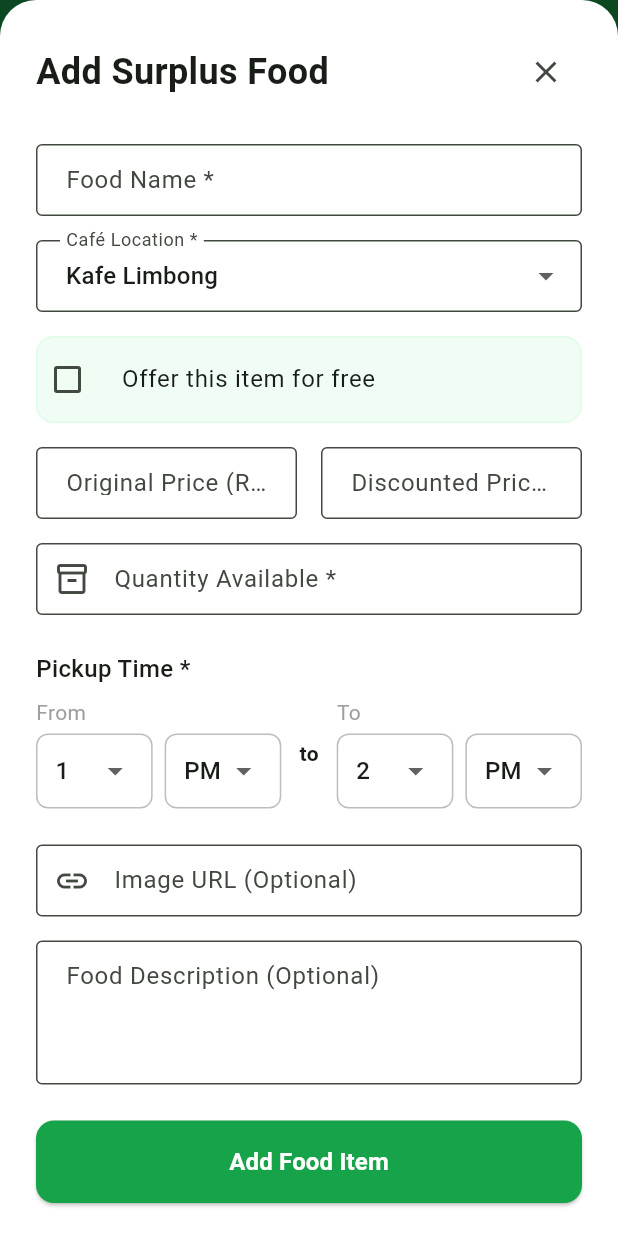
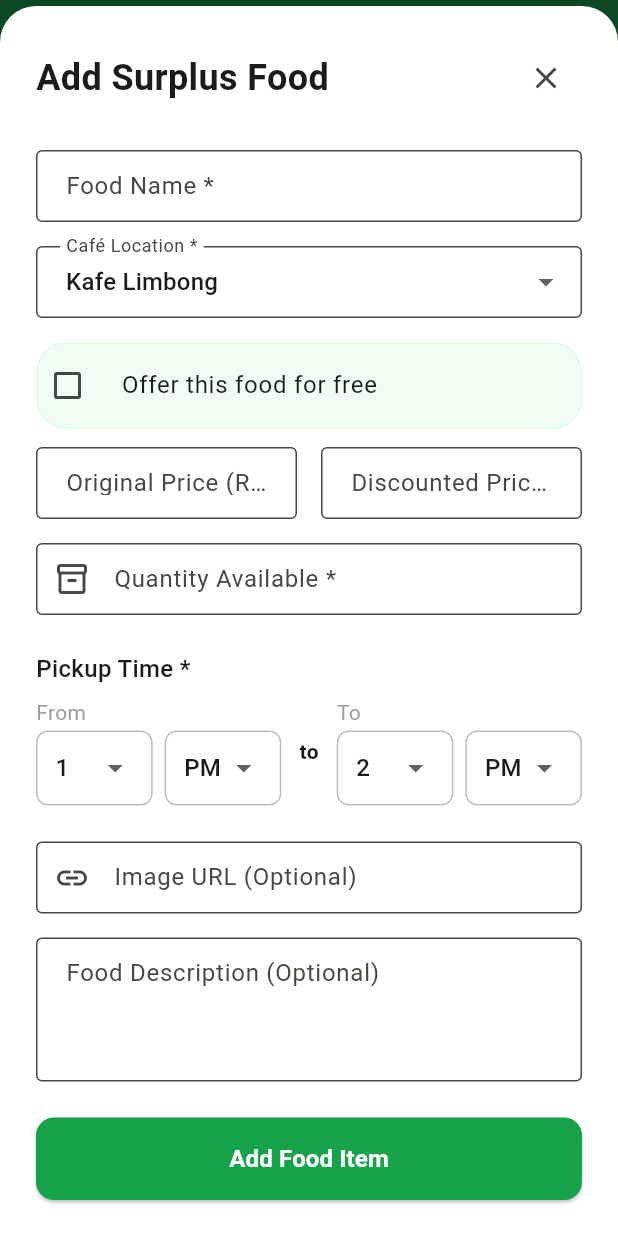
Before and after one commit to NazirulImran/zero_waste_cafe, a Flutter app: the screen it shows after launch, scrolled down 576 dp, after a tap on the "add" icon, on a phone screen of 412 x 824 dp. Run offline on Flutter 3.47's test engine with Material 3 defaults, Android fonts, the phone set to English and light mode, and no system bars; drawn by our look-alikes of cached_network_image; our stand-ins replace qr_flutter; network calls fail.

Commit message:
remove notifications icon

```diff
--- a/lib/screens/home_screen.dart
+++ b/lib/screens/home_screen.dart
@@ -89,14 +89,14 @@
                         'ZeroWaste Cafe',
                         style: TextStyle(
                           fontWeight: FontWeight.bold,
-                          fontSize: 20,
+                          fontSize: 25,
                           height: 1.2,
                         ),
                       ),
                       Text(
                         'Save Cash, Cut Trash',
                         style: TextStyle(
-                          fontSize: 12,
+                          fontSize: 15,
                           fontStyle: FontStyle.italic,
                           fontWeight: FontWeight.w400,
                           color: Colors.white70,
@@ -115,14 +115,6 @@
         backgroundColor: const Color(0xFF16A34A),
         foregroundColor: Colors.white,
         automaticallyImplyLeading: false,
-        actions: _selectedIndex == 0
-            ? [
-                IconButton(
-                  icon: const Icon(Icons.notifications_outlined),
-                  onPressed: () {},
-                ),
-              ]
-            : null,
       ),
       body: _selectedIndex == 0
           ? Column(
--- a/lib/widgets/add_food_modal.dart
+++ b/lib/widgets/add_food_modal.dart
@@ -148,7 +148,7 @@
                     controller: _nameController,
                     decoration: const InputDecoration(
                       labelText: 'Food Name *',
-                      hintText: 'e.g., Nasi Lemak Special',
+                      hintText: 'e.g., Nasi Lemak Bunian',
                       border: OutlineInputBorder(),
                     ),
                     validator: (value) =>
@@ -173,7 +173,7 @@
                   Container(
                     decoration: BoxDecoration(
                       color: const Color(0xFFF0FDF4),
-                      borderRadius: BorderRadius.circular(12),
+                      borderRadius: BorderRadius.circular(20),
                       border: Border.all(color: const Color(0xFFDCFCE7)),
                     ),
                     child: CheckboxListTile(
@@ -186,13 +186,13 @@
                           }
                         });
                       },
-                      title: const Text("Offer this item for free"),
-                      activeColor: const Color(0xFF16A34A),
+                      title: const Text("Offer this food for free"),
+                      activeColor: const Color.fromARGB(255, 22, 180, 80),
                       controlAffinity: ListTileControlAffinity.leading,
                       contentPadding: EdgeInsets.zero,
                     ),
                   ),
-                  const SizedBox(height: 16),
+                  const SizedBox(height: 12),
 
                   // --- 3. Prices ---
                   Row(
@@ -265,7 +265,7 @@
                           crossAxisAlignment: CrossAxisAlignment.start,
                           children: [
                             const Text("From", style: TextStyle(color: Colors.grey)),
-                            const SizedBox(height: 4),
+                            const SizedBox(height: 2),
                             Row(
                               children: [
                                 Expanded(
@@ -299,7 +299,7 @@
                           crossAxisAlignment: CrossAxisAlignment.start,
                           children: [
                             const Text("To", style: TextStyle(color: Colors.grey)),
-                            const SizedBox(height: 4),
+                            const SizedBox(height: 2),
                             Row(
                               children: [
                                 Expanded(
```
